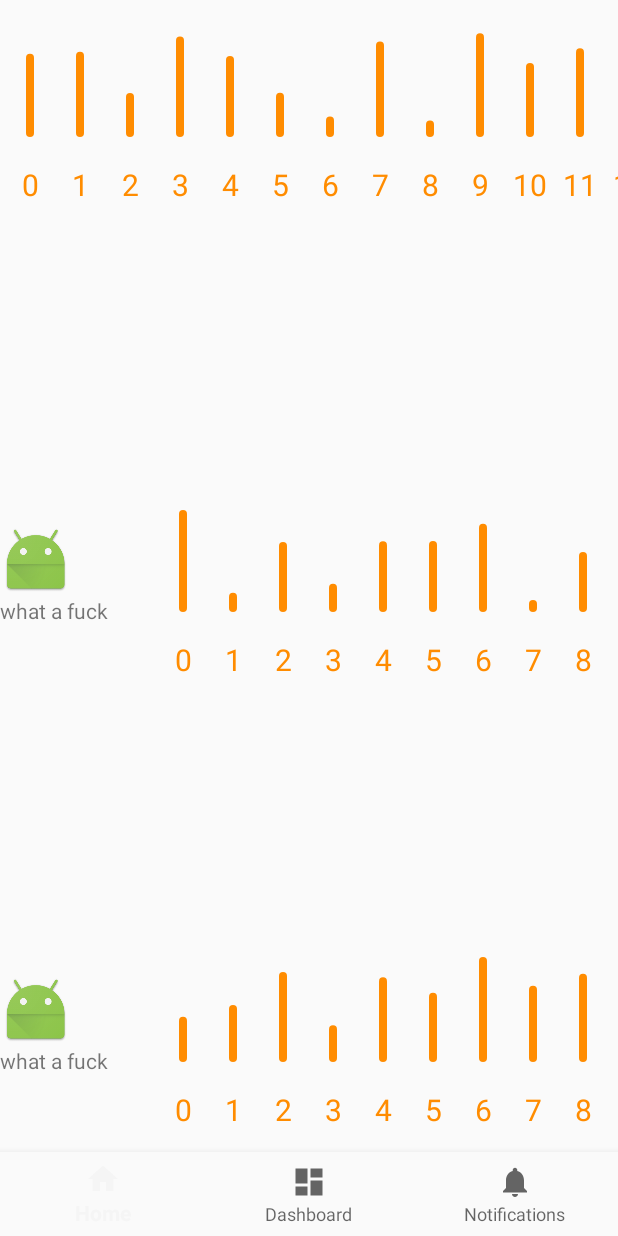
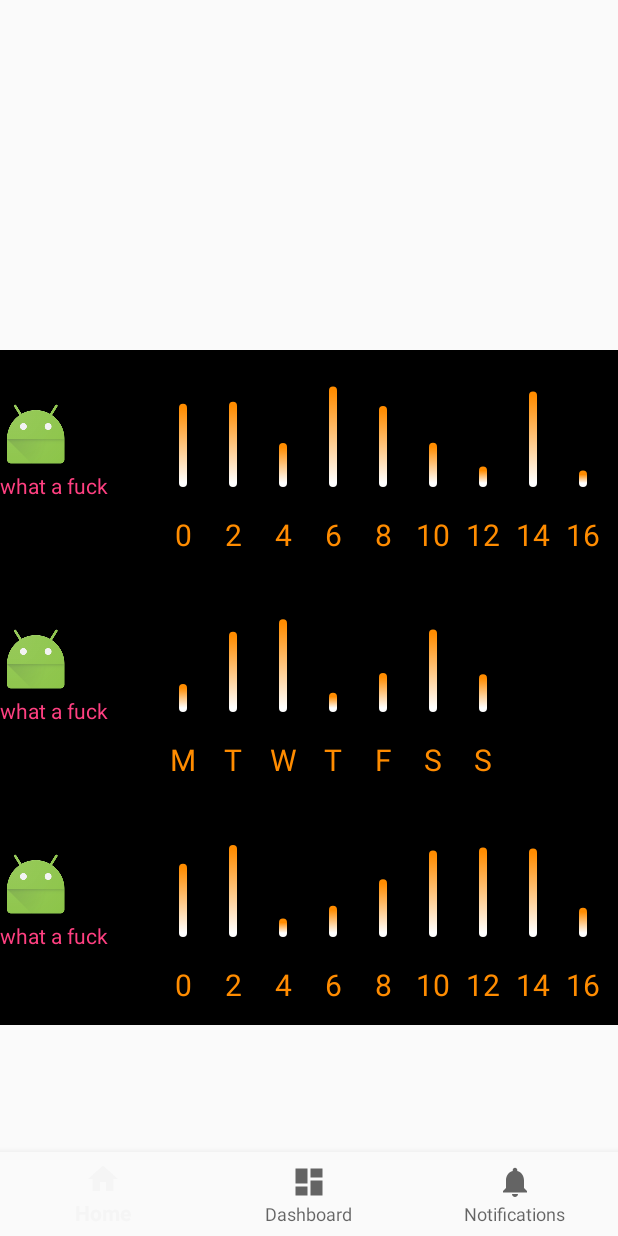
Before and after one commit to XWindMan/Trainings, an Android app: the fragment PlueThreeFragment placed in its activity, on a phone screen of 412 x 824 dp. Run offline under Robolectric (Android 15) with nearby library versions, the phone set to English and light mode, and no system bars.

Commit message:
recycleview+横向滑动+渐变数据图

```diff
--- a/FragmentNestDemo/src/main/java/com/vtrump/fragmentnestdemo/MonthDataView.java
+++ b/FragmentNestDemo/src/main/java/com/vtrump/fragmentnestdemo/MonthDataView.java
@@ -3,10 +3,11 @@ package com.vtrump.fragmentnestdemo;
 import android.content.Context;
 import android.graphics.Canvas;
 import android.graphics.Color;
+import android.graphics.LinearGradient;
 import android.graphics.Paint;
+import android.graphics.Shader;
 import android.support.annotation.Nullable;
 import android.util.AttributeSet;
-import android.util.Log;
 import android.view.View;
 
 import java.util.ArrayList;
@@ -21,11 +22,12 @@ public class MonthDataView extends View {
     private Paint mTextPaint;
 
     private float interval = 50;
-    private float lineHeight = 100;
     private float mPadding = 30;
-    private int days = 30;
 
+    private String startColor = "#ffffff";
+    private String endColor = "#FF8C00";
     private List<Float> data;
+    private List<String> textList;
 
     public MonthDataView(Context context) {
         this(context, null);
@@ -35,12 +37,13 @@ public class MonthDataView extends View {
         super(context, attrs);
         initPaint();
         data = new ArrayList<>();
+        textList = new ArrayList<>();
     }
 
     @Override
     protected void onMeasure(int widthMeasureSpec, int heightMeasureSpec) {
         super.onMeasure(widthMeasureSpec, heightMeasureSpec);
-        setMeasuredDimension((int) (interval * days + 2 * mPadding), 200);
+        setMeasuredDimension((int) (interval * data.size() + 2 * mPadding), 200);
     }
 
     private void initPaint() {
@@ -61,7 +64,7 @@ public class MonthDataView extends View {
     protected void onDraw(Canvas canvas) {
         super.onDraw(canvas);
         canvas.translate(0, getHeight() * 2 / 3);
-        if (data.size() == 0) {
+        if (data.size() == 0 || textList.size() == 0) {
             return;
         }
         drawlines(canvas);
@@ -69,24 +72,26 @@ public class MonthDataView extends View {
     }
 
     private void drawlines(Canvas canvas) {
-        float startX = 0, startY = 0, endX, endY;
+        float startX = 0, startY = 0, endX, endY = 0;
         for (int i = 0; i < data.size(); i++) {
             startX = mPadding + i * interval;
             endX = startX;
             startY = 0;
             endY = -data.get(i) * (getHeight() * 2 / 3 - mPadding);
-            Log.d(TAG, "drawlines: endY=" + endY + ",height=" + getHeight() * 2 / 3);
+            LinearGradient gradient = new LinearGradient(startX, startY, endX, endY,
+                    Color.parseColor(startColor), Color.parseColor(endColor), Shader.TileMode.CLAMP);
+            mDataPaint.setShader(gradient);
             canvas.drawLine(startX, startY, endX, endY, mDataPaint);
         }
     }
 
     private void drawTexts(Canvas canvas) {
         float x = 0, y = 0;
-        for (int i = 0; i < days; i++) {
+        for (int i = 0; i < textList.size(); i++) {
             x = mPadding + i * interval;
             y = getHeight() / 6 + mPadding;
-            float tw = mTextPaint.measureText(i + "");
-            canvas.drawText(i + "", x - tw / 2, y, mTextPaint);
+            float tw = mTextPaint.measureText(textList.get(i));
+            canvas.drawText(textList.get(i), x - tw / 2, y, mTextPaint);
         }
     }
 
@@ -94,7 +99,29 @@ public class MonthDataView extends View {
         return data;
     }
 
-    public void setData(List<Float> data) {
+    public MonthDataView setData(List<Float> data) {
         this.data = data;
+        return this;
     }
+
+    public List<String> getTextList() {
+        return textList;
+    }
+
+    public MonthDataView setTextList(List<String> textList) {
+        this.textList = textList;
+        return this;
+    }
+
+    public MonthDataView setStartColor(String startColor) {
+        this.startColor = startColor;
+        return this;
+    }
+
+
+    public MonthDataView setEndColor(String endColor) {
+        this.endColor = endColor;
+        return this;
+    }
+
 }
--- a/FragmentNestDemo/src/main/java/com/vtrump/fragmentnestdemo/PlueThreeFragment.java
+++ b/FragmentNestDemo/src/main/java/com/vtrump/fragmentnestdemo/PlueThreeFragment.java
@@ -5,7 +5,6 @@ import android.os.Bundle;
 import android.support.v4.app.Fragment;
 import android.support.v7.widget.LinearLayoutManager;
 import android.support.v7.widget.RecyclerView;
-import android.util.Log;
 import android.view.LayoutInflater;
 import android.view.View;
 import android.view.ViewGroup;
@@ -33,8 +32,7 @@ public class PlueThreeFragment extends Fragment {
     public View onCreateView(LayoutInflater inflater, ViewGroup container,
                              Bundle savedInstanceState) {
         View view = inflater.inflate(R.layout.fragment_plue_three, container, false);
-        MonthDataView m = (MonthDataView) view.findViewById(R.id.monthDataView);
-        m.setData(getData());
+
         mRecyclerView = (RecyclerView) view.findViewById(R.id.recyclerView);
         LinearLayoutManager manager = new LinearLayoutManager(getActivity());
         manager.setOrientation(LinearLayoutManager.VERTICAL);
@@ -44,13 +42,48 @@ public class PlueThreeFragment extends Fragment {
         return view;
     }
 
-    private List<Float> getData() {
-        List<Float> data = new ArrayList<>();
-        for (int i = 0; i < 30; i++) {
-            data.add((float) (Math.random()));
-            Log.d(TAG, "getData: " + data.get(i));
+    private List<List<Float>> getData() {
+        List<List<Float>> list = new ArrayList<>();
+        List<Float> data1 = new ArrayList<>();
+        for (int i = 0; i < 30; i += 2) {
+            data1.add((float) (Math.random()));
         }
-        return data;
+        List<Float> data2 = new ArrayList<>();
+        for (int i = 0; i < 14; i += 2) {
+            data2.add((float) (Math.random()));
+        }
+        List<Float> data3 = new ArrayList<>();
+        for (int i = 0; i < 24; i += 2) {
+            data3.add((float) (Math.random()));
+        }
+        list.add(data1);
+        list.add(data2);
+        list.add(data3);
+        return list;
+    }
+
+    private List<List<String>> getTextData() {
+        List<List<String>> list = new ArrayList<>();
+        List<String> data1 = new ArrayList<>();
+        for (int i = 0; i < 30; i += 2) {
+            data1.add(i + "");
+        }
+        List<String> data2 = new ArrayList<>();
+        data2.add("M");
+        data2.add("T");
+        data2.add("W");
+        data2.add("T");
+        data2.add("F");
+        data2.add("S");
+        data2.add("S");
+        List<String> data3 = new ArrayList<>();
+        for (int i = 0; i < 24; i += 2) {
+            data3.add(i + "");
+        }
+        list.add(data1);
+        list.add(data2);
+        list.add(data3);
+        return list;
     }
 
     public class MyAdapter extends RecyclerView.Adapter<MyAdapter.ViewHolder> {
@@ -69,7 +102,8 @@ public class PlueThreeFragment extends Fragment {
         //将数据与界面进行绑定的操作
         @Override
         public void onBindViewHolder(ViewHolder viewHolder, int position) {
-            viewHolder.mMonthDataView.setData(getData());
+            viewHolder.mMonthDataView.setData(getData().get(position));
+            viewHolder.mMonthDataView.setTextList(getTextData().get(position));
         }
 
         //获取数据的数量
@@ -88,5 +122,4 @@ public class PlueThreeFragment extends Fragment {
             }
         }
     }
-
 }
--- a/FragmentNestDemo/src/main/res/layout/fragment_plue_three.xml
+++ b/FragmentNestDemo/src/main/res/layout/fragment_plue_three.xml
@@ -12,7 +12,7 @@
 
     <android.support.v7.widget.RecyclerView
         android:id="@+id/recyclerView"
-        android:layout_width="wrap_content"
+        android:layout_width="match_parent"
         android:layout_height="match_parent"
         android:layout_marginTop="100dp" />
 
--- a/FragmentNestDemo/src/main/res/layout/item_month.xml
+++ b/FragmentNestDemo/src/main/res/layout/item_month.xml
@@ -1,13 +1,18 @@
 <?xml version="1.0" encoding="utf-8"?>
-<HorizontalScrollView xmlns:android="http://schemas.android.com/apk/res/android"
+<LinearLayout xmlns:android="http://schemas.android.com/apk/res/android"
     android:layout_width="match_parent"
-    android:layout_height="300dp"
+    android:layout_height="150dp"
+    android:background="#000000">
+
+    <HorizontalScrollView
+        android:layout_width="match_parent"
+        android:layout_height="wrap_content"
         android:scrollbars="none">
 
         <LinearLayout
             android:layout_width="match_parent"
+            android:layout_height="match_parent"
             android:gravity="center"
-        android:layout_height="match_parent"
             android:orientation="horizontal">
 
             <LinearLayout
@@ -21,6 +26,7 @@
                     android:src="@mipmap/ic_launcher" />
 
                 <TextView
+                    android:textColor="@color/colorAccent"
                     android:layout_width="wrap_content"
                     android:layout_height="wrap_content"
                     android:text="what a fuck" />
@@ -33,5 +39,5 @@
                 android:layout_marginStart="30dp" />
         </LinearLayout>
 
-
     </HorizontalScrollView>
+</LinearLayout>
```
Lines whose indentation alone changed are shown as unchanged.
